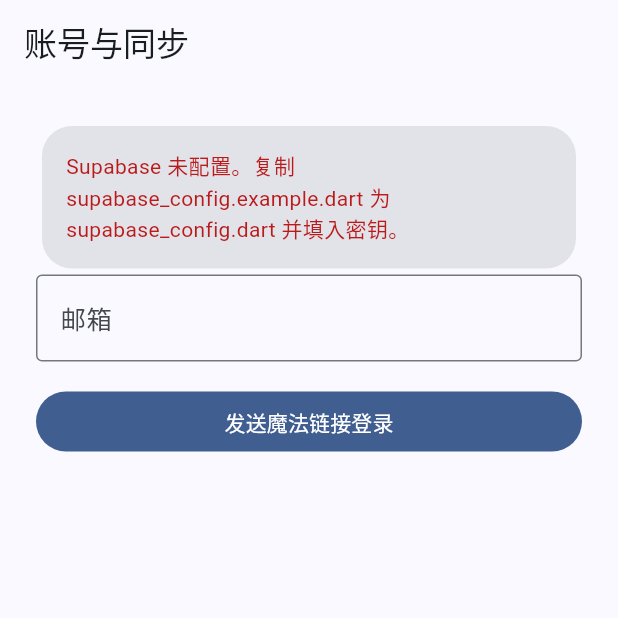
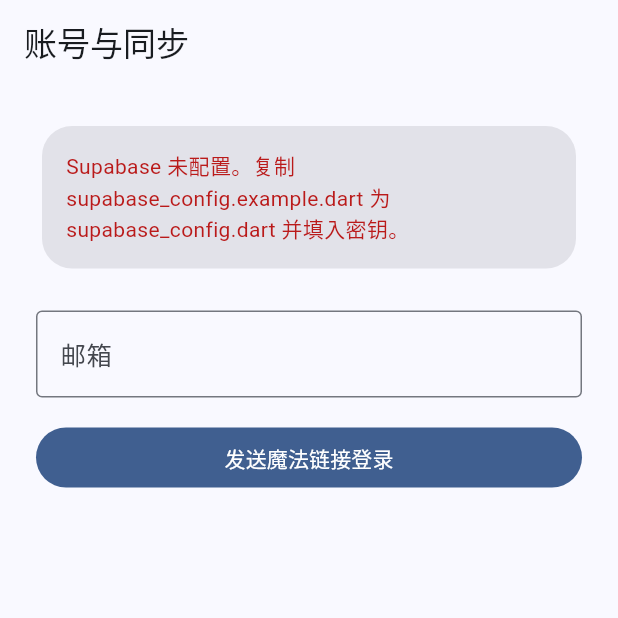
Before and after one commit to DiDongDongDi/todo, a Flutter app: the AuthScreen screen opened by its route, on a phone screen of 412 x 824 dp, the top half of it. Run offline on Flutter 3.47's test engine with Material 3 defaults, Android fonts, the phone set to English and light mode, and no system bars; our stand-ins replace connectivity_plus, cross_file, drift, flutter_riverpod, go_router, image_picker and 3 more; accounts and stored records are empty.

```diff
--- a/app/lib/features/auth/auth_screen.dart
+++ b/app/lib/features/auth/auth_screen.dart
@@ -66,7 +66,7 @@ class _AuthScreenState extends ConsumerState<AuthScreen> {
         child: Column(
           crossAxisAlignment: CrossAxisAlignment.stretch,
           children: [
-            if (!AuthService.instance.isConfigured)
+            if (!AuthService.instance.isConfigured) ...[
               Card(
                 child: Padding(
                   padding: const EdgeInsets.all(16),
@@ -78,6 +78,8 @@ class _AuthScreenState extends ConsumerState<AuthScreen> {
                   ),
                 ),
               ),
+              const SizedBox(height: 24),
+            ],
             if (user != null) ...[
               Text('已登录: ${user.email ?? user.id}'),
               const SizedBox(height: 8),
```
Also changed, not shown: 3 other files.
